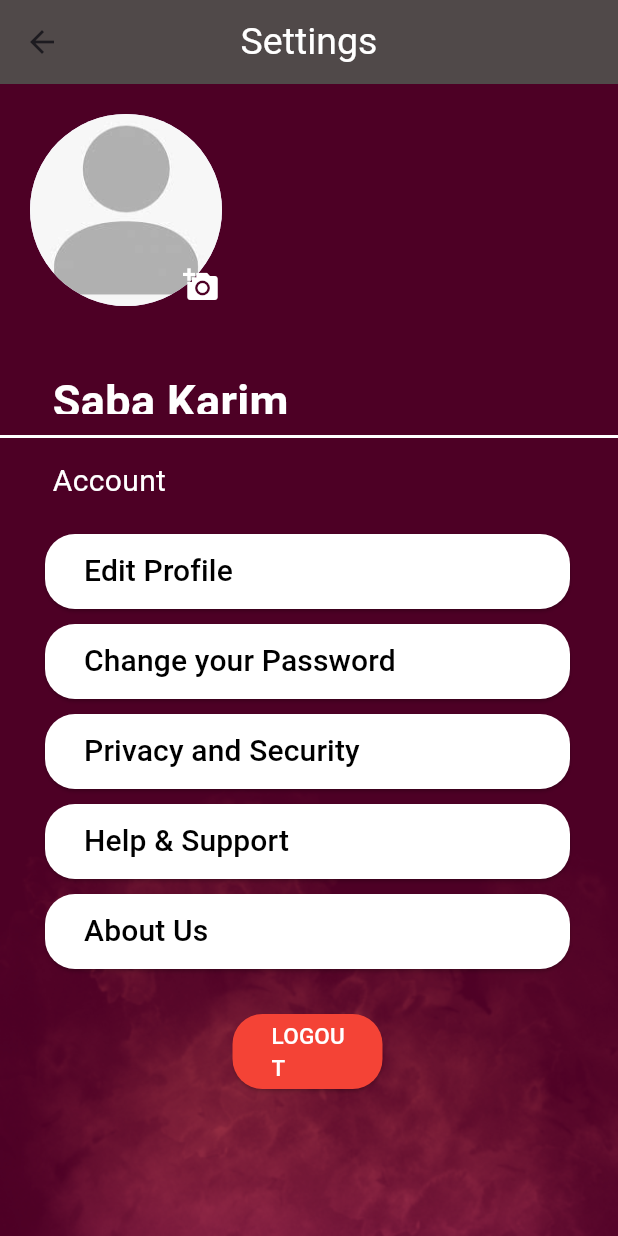
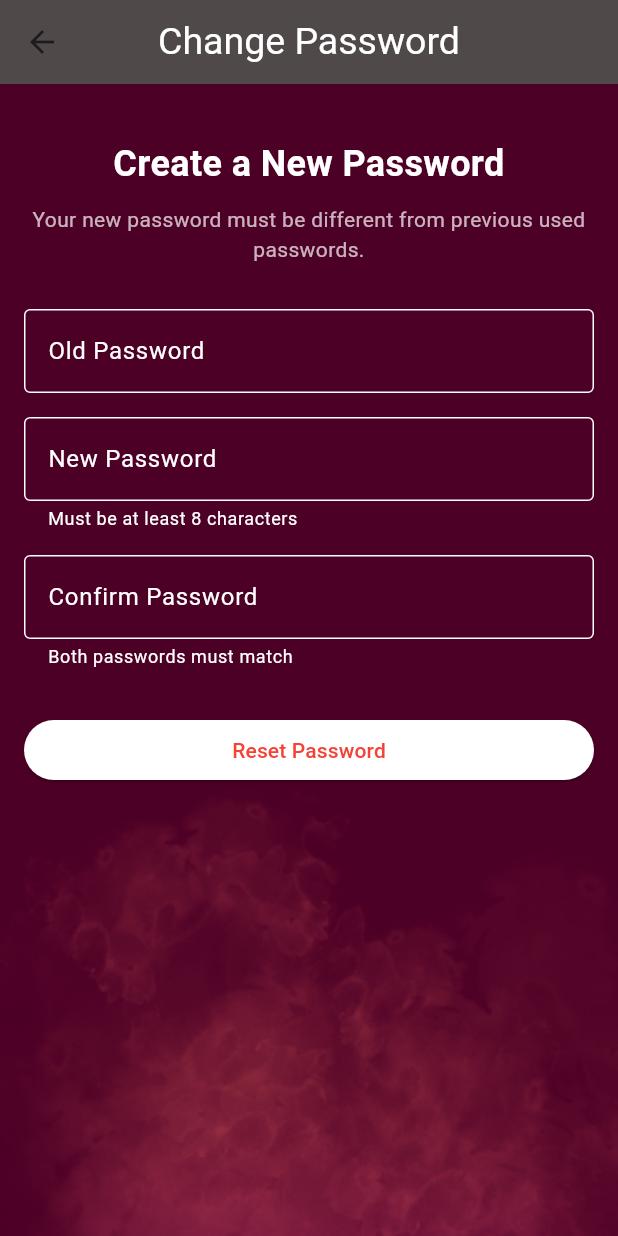
Before and after one commit to hmzza/safeguardher_fyp, a Flutter app: the accountsettings screen opened by its route, after a tap on "Change your Password", on a phone screen of 412 x 824 dp. Run offline on Flutter 3.47's test engine with Material 3 defaults, Android fonts, the phone set to English and light mode, and no system bars; our stand-ins replace image_picker, just_audio; missing offline and left inert: dart:ffi.

Commit message:
added edit profile, change pwd, about us, help and support

```diff
--- a/lib/accountsettings.dart
+++ b/lib/accountsettings.dart
@@ -6,6 +6,9 @@ import 'package:flutter/cupertino.dart';
 import 'package:flutter/material.dart';
 import 'package:image_picker/image_picker.dart';
 import 'package:safeguardher/aboutus.dart';
+import 'package:safeguardher/changepassword.dart';
+import 'package:safeguardher/editprofile.dart';
+import 'package:safeguardher/helpandsupport.dart';
 import 'package:safeguardher/utils/custom_app_bar.dart';
 import 'package:safeguardher/utils/imageprovider.dart';
 // import 'package:safeguardher/utils/imageprovider.dart';
@@ -151,7 +154,12 @@ class _accountsettingsState extends State<accountsettings> {
                           borderRadius: BorderRadius.circular(100)),
 
                       child: ElevatedButton(
-                        onPressed: () {},
+                        onPressed: () {
+                          Navigator.push(context, new MaterialPageRoute(
+                              builder: (context) =>
+                              new EditProfile())
+                          );
+                        },
                         style: ElevatedButton.styleFrom(
                           shape: RoundedRectangleBorder(
                             borderRadius: BorderRadius.circular(20.0),
@@ -187,7 +195,12 @@ class _accountsettingsState extends State<accountsettings> {
                           borderRadius: BorderRadius.circular(100)),
 
                       child: ElevatedButton(
-                        onPressed: () {},
+                        onPressed: () {
+                          Navigator.push(context, new MaterialPageRoute(
+                              builder: (context) =>
+                              new ChangePwd())
+                          );
+                        },
                         style: ElevatedButton.styleFrom(
                           shape: RoundedRectangleBorder(
                             borderRadius: BorderRadius.circular(20.0),
@@ -238,7 +251,7 @@ class _accountsettingsState extends State<accountsettings> {
                           child: Padding(
                             padding: const EdgeInsets.only(left: 2),
                             child: Text(
-                              'Privacy and Security',
+                              'Guide (User Manual)',
                               style:
                                   TextStyle(fontSize: 20, color: Colors.black),
                             ),
@@ -259,7 +272,12 @@ class _accountsettingsState extends State<accountsettings> {
                           borderRadius: BorderRadius.circular(100)),
 
                       child: ElevatedButton(
-                        onPressed: () {},
+                        onPressed: () {
+                          Navigator.push(context, new MaterialPageRoute(
+                              builder: (context) =>
+                              new HelpAndSupport())
+                          );
+                        },
                         style: ElevatedButton.styleFrom(
                           shape: RoundedRectangleBorder(
                             borderRadius: BorderRadius.circular(20.0),
--- /dev/null
+++ b/lib/changepassword.dart
@@ -0,0 +1,148 @@
+import 'package:flutter/cupertino.dart';
+import 'package:flutter/material.dart';
+import 'package:safeguardher/utils/custom_app_bar.dart';
+
+class ChangePwd extends StatefulWidget {
+  const ChangePwd({super.key});
+
+  @override
+  State<ChangePwd> createState() => _ChangePwdState();
+}
+
+class _ChangePwdState extends State<ChangePwd> {
+  final _formKey = GlobalKey<FormState>(); // Form key for validation
+  final TextEditingController _oldPasswordController = TextEditingController();
+  final TextEditingController _newPasswordController = TextEditingController();
+  final TextEditingController _confirmPasswordController = TextEditingController();
+
+  @override
+  void dispose() {
+    _oldPasswordController.dispose();
+    _newPasswordController.dispose();
+    _confirmPasswordController.dispose();
+    super.dispose();
+  }
+
+  @override
+  Widget build(BuildContext context) {
+    return Scaffold(
+      appBar: CustomAppBar(titleText: 'Change Password'),
+      body: Stack(
+        children: <Widget>[
+          // Background
+          Container(
+            decoration: BoxDecoration(
+              image: DecorationImage(
+                image: AssetImage('assets/images/settingsBackground.png'),
+                fit: BoxFit.cover,
+              ),
+            ),
+          ),
+          // Change Password Form
+          SingleChildScrollView(
+            child: Padding(
+              padding: const EdgeInsets.all(16.0),
+              child: Form(
+                key: _formKey,
+                child: Column(
+                  crossAxisAlignment: CrossAxisAlignment.stretch,
+                  children: [
+                    SizedBox(height: 20),
+                    Text(
+                      'Create a New Password',
+                      style: TextStyle(
+                        color: Colors.white,
+                        fontWeight: FontWeight.bold,
+                        fontSize: 24,
+                      ),
+                      textAlign: TextAlign.center,
+                    ),
+                    SizedBox(height: 10),
+                    Text(
+                      'Your new password must be different from previous used passwords.',
+                      style: TextStyle(color: Colors.white70),
+                      textAlign: TextAlign.center,
+                    ),
+                    SizedBox(height: 30),
+                    _buildPasswordTextField(
+                        controller: _oldPasswordController,
+                        labelText: 'Old Password'),
+                    SizedBox(height: 16),
+                    _buildPasswordTextField(
+                        controller: _newPasswordController,
+                        labelText: 'New Password',
+                        helperText: 'Must be at least 8 characters'),
+                    SizedBox(height: 16),
+                    _buildPasswordTextField(
+                        controller: _confirmPasswordController,
+                        labelText: 'Confirm Password',
+                        helperText: 'Both passwords must match'),
+                    SizedBox(height: 30),
+                    ElevatedButton(
+                      style: ElevatedButton.styleFrom(
+                        primary: Colors.white, // Button color
+                        onPrimary: Colors.red, // Text color
+                      ),
+                      onPressed: _changePassword,
+                      child: Text('Reset Password'),
+                    ),
+                  ],
+                ),
+              ),
+            ),
+          ),
+        ],
+      ),
+    );
+  }
+
+  Widget _buildPasswordTextField({
+    required TextEditingController controller,
+    required String labelText,
+    String? helperText,
+  }) {
+    return TextFormField(
+      controller: controller,
+      obscureText: true, // Hide password
+      style: TextStyle(color: Colors.white),
+      decoration: InputDecoration(
+        labelText: labelText,
+        labelStyle: TextStyle(color: Colors.white),
+        helperText: helperText,
+        helperStyle: TextStyle(color: Colors.white),
+        border: OutlineInputBorder(),
+        enabledBorder: OutlineInputBorder(
+          borderSide: BorderSide(color: Colors.white),
+        ),
+        focusedBorder: OutlineInputBorder(
+          borderSide: BorderSide(color: Colors.white),
+        ),
+      ),
+      validator: (value) {
+        // Add your validation logic here
+        if (value == null || value.isEmpty) {
+          return 'Please enter your $labelText';
+        }
+        if (labelText == 'New Password' && value.length < 8) {
+          return 'Password must be at least 8 characters long';
+        }
+        if (labelText == 'Confirm Password' &&
+            _newPasswordController.text != value) {
+          return 'Passwords do not match';
+        }
+        return null; // Return null if the input is valid
+      },
+    );
+  }
+
+  void _changePassword() {
+    if (_formKey.currentState!.validate()) {
+      // If the form is valid, display a snackbar and process the password change
+      ScaffoldMessenger.of(context).showSnackBar(
+        SnackBar(content: Text('Processing Data')),
+      );
+      // TODO: Implement the password change logic
+      // For example, you might call an API to change the user's password here
+    }
+  }
+}
--- a/lib/main.dart
+++ b/lib/main.dart
@@ -1,7 +1,9 @@
 import 'package:flutter/material.dart';
 import 'package:safeguardher/aboutus.dart';
 import 'package:safeguardher/accountsettings.dart';
+import 'package:safeguardher/changepassword.dart';
 import 'package:safeguardher/checkmail.dart';
+import 'package:safeguardher/editprofile.dart';
 import 'package:safeguardher/fakecall.dart';
 import 'package:safeguardher/fakecall_mainpage.dart';
 import 'package:safeguardher/helplines.dart';
@@ -27,6 +29,8 @@ void main() {
       'fakecallmainpage': (context)=>fakecallmainpage(),
       'aboutUs': (context)=>AboutUs(),
       'helplines': (context)=>HelpLines(),
+      'editprofile': (context)=>EditProfile(),
+      'changepassword': (context)=>ChangePwd(),
     },
   ));
 }
```
Also changed, not shown: lib/aboutus.dart (+21 -9 lines), lib/editprofile.dart (added, +124 -0 lines), lib/helpandsupport.dart (added, +131 -0 lines), assets/images/darkbackground.png (added), assets/images/loginpage.png (added).
